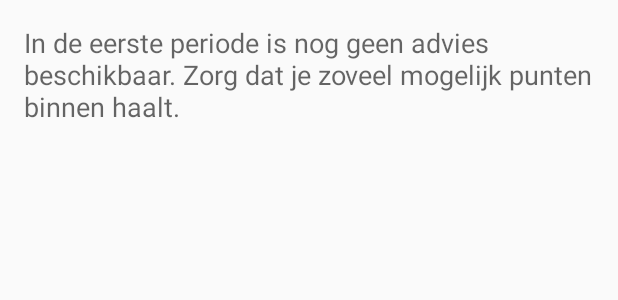
After one commit to pepijnvanhengel/IMTPMD, an Android app: the layout advies_periode.xml on its own in the app's theme, with its tools: preview values and no code run, on a phone screen of 412 x 824 dp. The commit adds this screen. Shown: the top 300 px of the screen. Run offline under Robolectric (Android 15) with nearby library versions, the phone set to English and light mode, and no system bars.

Commit message:
adviezen

```diff
--- a/Studiebarometer/app/src/main/java/fitdevelopment/studiebarometer/GegevensActivity.java
+++ b/Studiebarometer/app/src/main/java/fitdevelopment/studiebarometer/GegevensActivity.java
@@ -48,6 +48,9 @@ public class GegevensActivity extends AppCompatActivity {
         if (student.getText().toString().trim().equals("")) {
             student.setError( "Studentnummer is vereist!" );
         }
+        else if (student.getText().toString().trim().length() != 8) {
+            student.setError( "Ongeldig studentnummer!" );
+        }
         else {
             Intent intent = new Intent(this, MainActivity.class);
             /*intent.putExtra("textNaam", textNaam);
--- a/Studiebarometer/app/src/main/res/layout/activity_vakken.xml
+++ b/Studiebarometer/app/src/main/res/layout/activity_vakken.xml
@@ -25,7 +25,7 @@
             android:background="#fff"
             android:scrollbars="vertical"
             android:layout_height="wrap_content"
-            android:layout_gravity="fill_vertical"/>
+            android:layout_gravity="fill_vertical" />
 
 
 
--- /dev/null
+++ b/Studiebarometer/app/src/main/res/layout/advies_periode.xml
@@ -0,0 +1,13 @@
+<?xml version="1.0" encoding="utf-8"?>
+<LinearLayout xmlns:android="http://schemas.android.com/apk/res/android"
+    android:orientation="vertical" android:layout_width="match_parent"
+    android:layout_height="match_parent"
+    android:padding="16dp">
+
+    <TextView
+        android:layout_width="wrap_content"
+        android:layout_height="wrap_content"
+        android:textAppearance="?android:attr/textAppearanceMedium"
+        android:text="In de eerste periode is nog geen advies beschikbaar. Zorg dat je zoveel mogelijk punten binnen haalt."
+        android:id="@+id/advies" />
+</LinearLayout>
--- a/Studiebarometer/app/src/main/res/values/strings.xml
+++ b/Studiebarometer/app/src/main/res/values/strings.xml
@@ -6,5 +6,6 @@
     <string name="title_activity_vakken">Course List</string>
     <string name="title_activity_resultaten">Resultaten</string>
     <string name="title_activity_gegevens">Mijn gegevens</string>
+    <string name="title_activity_advies">Huidig advies</string>
     <string name="title_course_list_activity">Courses</string>
 </resources>
```
Also changed, not shown: Studiebarometer/app/src/main/java/fitdevelopment/studiebarometer/AdviesActivity.java (+91 -0 lines), Studiebarometer/app/src/main/java/fitdevelopment/studiebarometer/MainActivity.java (+5 -10 lines), Studiebarometer/app/src/main/java/fitdevelopment/studiebarometer/ResultatenActivity.java (+13 -2 lines).
